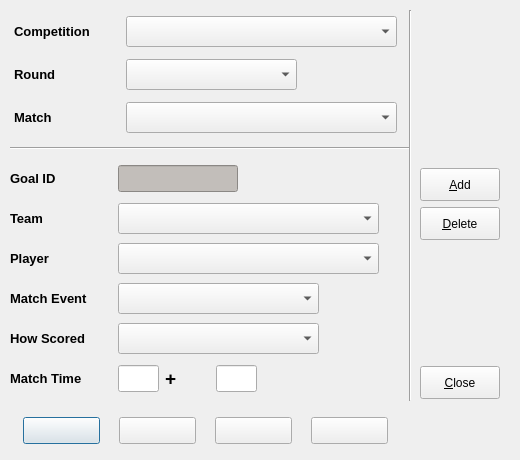
Before: the Qt Designer form code/pyqt/gui/goal_entry.ui in soccermetrics/marcotti-desktop, drawn with Qt 5.
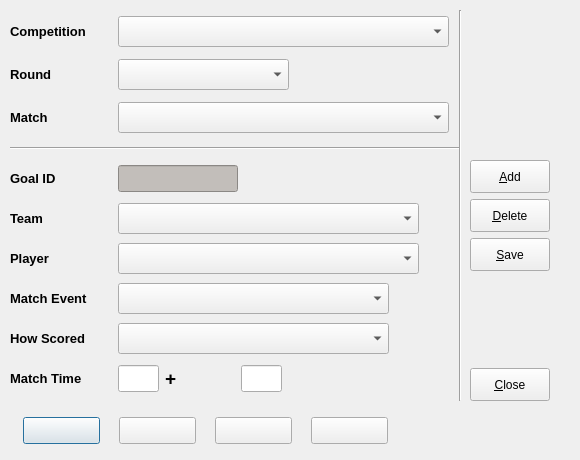
After: the same form once the commit is applied. Icons and pictures are not drawn.

Commit message: Added Save button to UIs, rebuilt autocoded Python files (#13)

Patch:
```diff
--- a/code/pyqt/gui/goal_entry.ui
+++ b/code/pyqt/gui/goal_entry.ui
@@ -6,19 +6,19 @@
    <rect>
     <x>0</x>
     <y>0</y>
-    <width>520</width>
+    <width>580</width>
     <height>460</height>
    </rect>
   </property>
   <property name="minimumSize">
    <size>
-    <width>520</width>
+    <width>580</width>
     <height>460</height>
    </size>
   </property>
   <property name="maximumSize">
    <size>
-    <width>520</width>
+    <width>580</width>
     <height>460</height>
    </size>
   </property>
@@ -30,7 +30,7 @@
     <rect>
      <x>10</x>
      <y>140</y>
-     <width>401</width>
+     <width>451</width>
      <height>16</height>
     </rect>
    </property>
@@ -38,19 +38,6 @@
     <enum>Qt::Horizontal</enum>
    </property>
   </widget>
-  <widget class="Line" name="line_2">
-   <property name="geometry">
-    <rect>
-     <x>400</x>
-     <y>10</y>
-     <width>20</width>
-     <height>391</height>
-    </rect>
-   </property>
-   <property name="orientation">
-    <enum>Qt::Vertical</enum>
-   </property>
-  </widget>
   <widget class="QWidget" name="layoutWidget">
    <property name="geometry">
     <rect>
@@ -172,7 +159,7 @@
     <rect>
      <x>10</x>
      <y>10</y>
-     <width>391</width>
+     <width>441</width>
      <height>131</height>
     </rect>
    </property>
@@ -204,13 +191,13 @@
      <widget class="QComboBox" name="compSelect">
       <property name="minimumSize">
        <size>
-        <width>271</width>
+        <width>331</width>
         <height>31</height>
        </size>
       </property>
       <property name="maximumSize">
        <size>
-        <width>271</width>
+        <width>331</width>
         <height>31</height>
        </size>
       </property>
@@ -282,13 +269,13 @@
      <widget class="QComboBox" name="matchSelect">
       <property name="minimumSize">
        <size>
-        <width>271</width>
+        <width>331</width>
         <height>31</height>
        </size>
       </property>
       <property name="maximumSize">
        <size>
-        <width>271</width>
+        <width>331</width>
         <height>31</height>
        </size>
       </property>
@@ -301,7 +288,7 @@
     <rect>
      <x>10</x>
      <y>160</y>
-     <width>391</width>
+     <width>441</width>
      <height>241</height>
     </rect>
    </property>
@@ -381,13 +368,13 @@
      <widget class="QComboBox" name="teamSelect">
       <property name="minimumSize">
        <size>
-        <width>261</width>
+        <width>301</width>
         <height>31</height>
        </size>
       </property>
       <property name="maximumSize">
        <size>
-        <width>261</width>
+        <width>301</width>
         <height>31</height>
        </size>
       </property>
@@ -423,13 +410,13 @@
      <widget class="QComboBox" name="playerSelect">
       <property name="minimumSize">
        <size>
-        <width>261</width>
+        <width>301</width>
         <height>31</height>
        </size>
       </property>
       <property name="maximumSize">
        <size>
-        <width>261</width>
+        <width>301</width>
         <height>31</height>
        </size>
       </property>
@@ -465,13 +452,13 @@
      <widget class="QComboBox" name="goaleventSelect">
       <property name="minimumSize">
        <size>
-        <width>201</width>
+        <width>271</width>
         <height>31</height>
        </size>
       </property>
       <property name="maximumSize">
        <size>
-        <width>201</width>
+        <width>271</width>
         <height>31</height>
        </size>
       </property>
@@ -507,13 +494,13 @@
      <widget class="QComboBox" name="goaltypeSelect">
       <property name="minimumSize">
        <size>
-        <width>201</width>
+        <width>271</width>
         <height>31</height>
        </size>
       </property>
       <property name="maximumSize">
        <size>
-        <width>201</width>
+        <width>271</width>
         <height>31</height>
        </size>
       </property>
@@ -628,10 +615,10 @@
   <widget class="QWidget" name="layoutWidget">
    <property name="geometry">
     <rect>
-     <x>420</x>
-     <y>168</y>
+     <x>470</x>
+     <y>160</y>
      <width>91</width>
-     <height>231</height>
+     <height>241</height>
     </rect>
    </property>
    <layout class="QVBoxLayout" name="verticalLayout">
@@ -687,6 +674,32 @@
       </property>
      </widget>
     </item>
+    <item>
+     <widget class="QPushButton" name="saveEntry">
+      <property name="minimumSize">
+       <size>
+        <width>80</width>
+        <height>33</height>
+       </size>
+      </property>
+      <property name="maximumSize">
+       <size>
+        <width>80</width>
+        <height>33</height>
+       </size>
+      </property>
+      <property name="toolTip">
+       <string>Delete Entry</string>
+      </property>
+      <property name="text">
+       <string>&amp;Save</string>
+      </property>
+      <property name="icon">
+       <iconset resource="fmrd_resources.qrc">
+        <normaloff>:/images/save.png</normaloff>:/images/save.png</iconset>
+      </property>
+     </widget>
+    </item>
     <item>
      <spacer name="verticalSpacer_2">
       <property name="orientation">
@@ -728,6 +741,19 @@
     </item>
    </layout>
   </widget>
+  <widget class="Line" name="line_3">
+   <property name="geometry">
+    <rect>
+     <x>450</x>
+     <y>10</y>
+     <width>20</width>
+     <height>391</height>
+    </rect>
+   </property>
+   <property name="orientation">
+    <enum>Qt::Vertical</enum>
+   </property>
+  </widget>
  </widget>
  <resources>
   <include location="fmrd_resources.qrc"/>
```
The commit also changes 52 other files.
